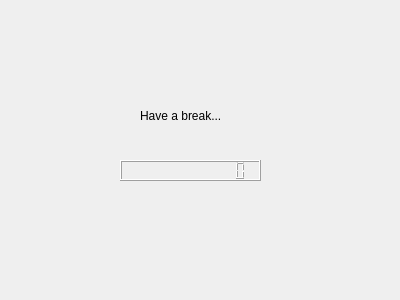
Old version of the form WaitPage.ui in the repository bit2erswe2t/WorkReminder.
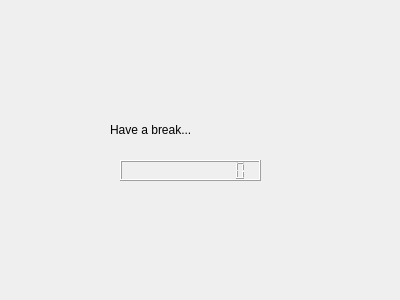
New version of the form.

```diff
--- a/WaitPage.ui
+++ b/WaitPage.ui
@@ -19,10 +19,10 @@
   <widget class="QLabel" name="label">
    <property name="geometry">
     <rect>
-     <x>140</x>
-     <y>100</y>
-     <width>121</width>
-     <height>31</height>
+     <x>110</x>
+     <y>80</y>
+     <width>200</width>
+     <height>100</height>
     </rect>
    </property>
    <property name="text">
```
Left out of the diff: 4 changed lines with no effect on the pictures.
